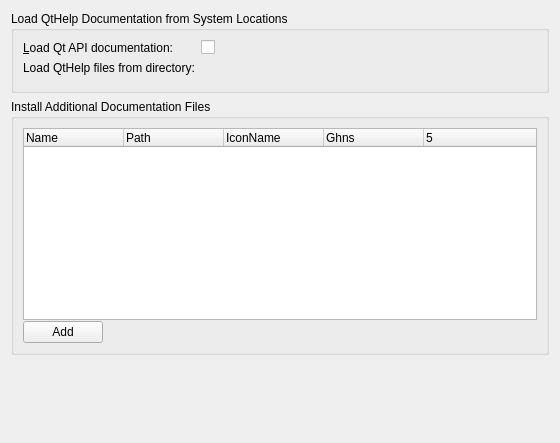
Old version of the form documentation/qthelp/qthelpconfig.ui in the repository KDE/kdevelop.
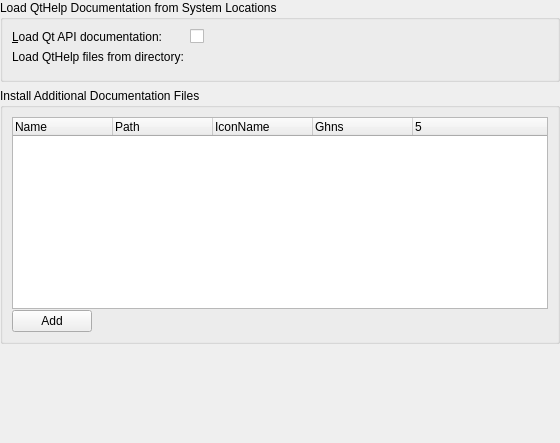
New version of the form. Custom widgets are drawn as their Qt base class.

Commit message: Remove additional margin around setting pages

```diff
--- a/documentation/qthelp/qthelpconfig.ui
+++ b/documentation/qthelp/qthelpconfig.ui
@@ -14,6 +14,9 @@
    <locale language="English" country="UnitedStates"/>
   </property>
   <layout class="QVBoxLayout" name="verticalLayout_2">
+   <property name="margin">
+    <number>0</number>
+   </property>
    <item>
     <widget class="QGroupBox" name="boxAutoLoad">
      <property name="title">
```
The commit also changes 7 other files.
